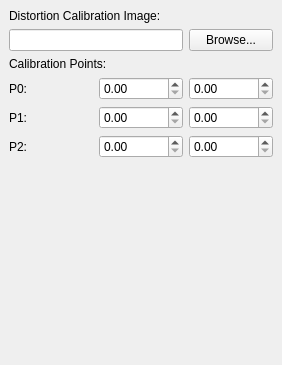
Old version of the form source/qxrddistortioncorrectiondialog.ui in the repository guyjennings/qxrd.
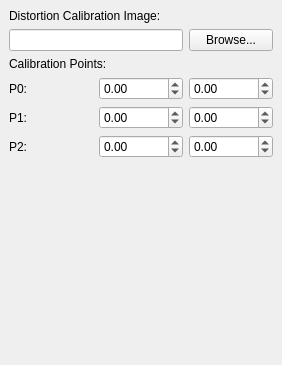
New version of the form.

Commit message: Increase range of spin box widgets Fix missing stdio.h include

```diff
--- a/source/qxrddistortioncorrectiondialog.ui
+++ b/source/qxrddistortioncorrectiondialog.ui
@@ -47,10 +47,24 @@
      </widget>
     </item>
     <item row="3" column="1">
-     <widget class="QDoubleSpinBox" name="m_DistortionP0X"/>
+     <widget class="QDoubleSpinBox" name="m_DistortionP0X">
+      <property name="minimum">
+       <double>-10000.000000000000000</double>
+      </property>
+      <property name="maximum">
+       <double>10000.000000000000000</double>
+      </property>
+     </widget>
     </item>
     <item row="3" column="2">
-     <widget class="QDoubleSpinBox" name="m_DistortionP0Y"/>
+     <widget class="QDoubleSpinBox" name="m_DistortionP0Y">
+      <property name="minimum">
+       <double>-10000.000000000000000</double>
+      </property>
+      <property name="maximum">
+       <double>10000.000000000000000</double>
+      </property>
+     </widget>
     </item>
     <item row="4" column="0">
      <widget class="QLabel" name="label_4">
@@ -60,10 +74,24 @@
      </widget>
     </item>
     <item row="4" column="1">
-     <widget class="QDoubleSpinBox" name="m_DistortionP1X"/>
+     <widget class="QDoubleSpinBox" name="m_DistortionP1X">
+      <property name="minimum">
+       <double>-10000.000000000000000</double>
+      </property>
+      <property name="maximum">
+       <double>10000.000000000000000</double>
+      </property>
+     </widget>
     </item>
     <item row="4" column="2">
-     <widget class="QDoubleSpinBox" name="m_DistortionP1Y"/>
+     <widget class="QDoubleSpinBox" name="m_DistortionP1Y">
+      <property name="minimum">
+       <double>-10000.000000000000000</double>
+      </property>
+      <property name="maximum">
+       <double>10000.000000000000000</double>
+      </property>
+     </widget>
     </item>
     <item row="5" column="0">
      <widget class="QLabel" name="label_5">
@@ -73,10 +101,24 @@
      </widget>
     </item>
     <item row="5" column="1">
-     <widget class="QDoubleSpinBox" name="m_DistortionP2X"/>
+     <widget class="QDoubleSpinBox" name="m_DistortionP2X">
+      <property name="minimum">
+       <double>-10000.000000000000000</double>
+      </property>
+      <property name="maximum">
+       <double>10000.000000000000000</double>
+      </property>
+     </widget>
     </item>
     <item row="5" column="2">
-     <widget class="QDoubleSpinBox" name="m_DistortionP2Y"/>
+     <widget class="QDoubleSpinBox" name="m_DistortionP2Y">
+      <property name="minimum">
+       <double>-10000.000000000000000</double>
+      </property>
+      <property name="maximum">
+       <double>10000.000000000000000</double>
+      </property>
+     </widget>
     </item>
     <item row="6" column="2">
      <spacer name="verticalSpacer">
```
The commit also changes 1 other file.
